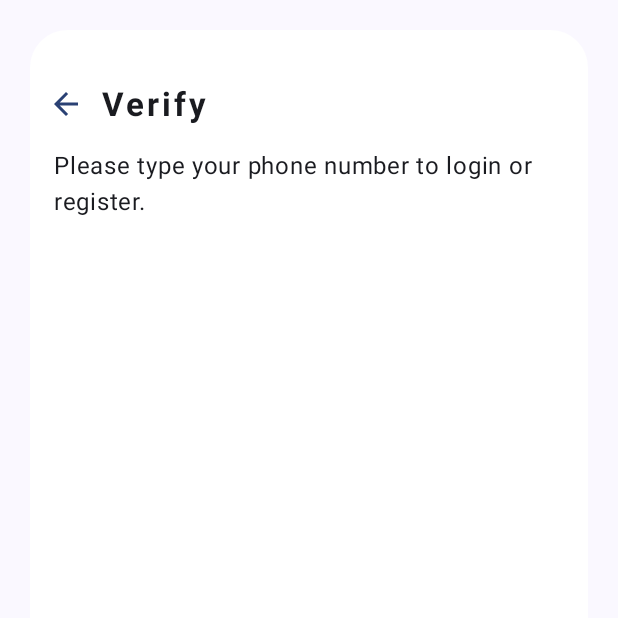
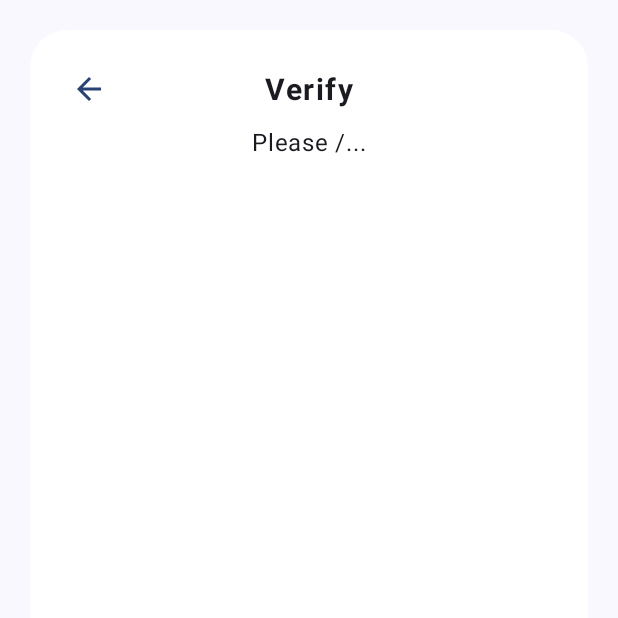
Before and after one commit to MarekRudzki/Shelfie, an Android app built with Jetpack Compose: the composable VerifyBox shown on its own in the app's theme, on a phone screen of 412 x 824 dp, the top half of it. Run offline under Robolectric (Android 15) with nearby library versions, the light colour scheme and no system bars.

```diff
--- a/app/src/main/java/rudzki/marek/shelfie/login/LoginScreen.kt
+++ b/app/src/main/java/rudzki/marek/shelfie/login/LoginScreen.kt
@@ -24,7 +24,7 @@ fun LoginScreen(innerPaddingValues: PaddingValues) {
             .padding(bottom = innerPaddingValues.calculateBottomPadding())
             .background(color = MaterialTheme.colorScheme.background)
     ) {
-        ImageWithSlogan()
+//        ImageWithSlogan() //TODO
         if (loginBoxDisplayed == 0) LoginBox(//TODO animated visibility
             onLoginBoxChanged = { loginBoxDisplayed = it}
         )
--- a/app/src/main/java/rudzki/marek/shelfie/login/widgets/VerifyBox.kt
+++ b/app/src/main/java/rudzki/marek/shelfie/login/widgets/VerifyBox.kt
@@ -29,6 +29,7 @@ import androidx.compose.ui.text.TextStyle
 import androidx.compose.ui.text.font.FontWeight
 import androidx.compose.ui.unit.dp
 import androidx.compose.ui.unit.sp
+import rudzki.marek.shelfie.shared.TopBarWithBackButton
 
 @Composable
 fun VerifyBox(
@@ -44,39 +45,17 @@ fun VerifyBox(
         Column(
             modifier = Modifier.fillMaxSize()
         ) {
-            Row (
-                modifier = Modifier
-                    .fillMaxWidth()
-                    .padding(top = 25.dp, bottom = 5.dp),
-                verticalAlignment = Alignment.CenterVertically
-            ) {
-                IconButton(
-                    onClick = {
-                        onLoginBoxChanged(0)
-                    }
-                ) {
-                    Icon(
-                        imageVector = Icons.AutoMirrored.Default.ArrowBack,
-                        tint = MaterialTheme.colorScheme.primary,
-                        contentDescription = "Back button"
-                    )
+            TopBarWithBackButton(
+                title = "Verify",
+                onBackClick = {
+                    onLoginBoxChanged(0)
                 }
-                Text(
-                    modifier = Modifier
-                        .align(Alignment.CenterVertically),
-                    text = "Verify",
-                    style = TextStyle(
-                        fontSize = 22.sp,
-                        fontWeight = FontWeight.W700,
-                        letterSpacing = 2.sp
-                    )
-                )
-            }
+            )
             Text(
                 modifier = Modifier
                     .padding(horizontal = 16.dp)
                     .align(Alignment.CenterHorizontally),
-                text = "Please type your phone number to login or register."
+                text = "Please /..."
             )
             Spacer(modifier = Modifier.height(12.dp))
         }
--- /dev/null
+++ b/app/src/main/java/rudzki/marek/shelfie/shared/TopBarWithBackButton.kt
@@ -0,0 +1,64 @@
+package rudzki.marek.shelfie.shared
+
+import androidx.compose.foundation.layout.Box
+import androidx.compose.foundation.layout.fillMaxWidth
+import androidx.compose.foundation.layout.height
+import androidx.compose.foundation.layout.padding
+import androidx.compose.foundation.layout.size
+import androidx.compose.material.icons.Icons
+import androidx.compose.material.icons.automirrored.filled.ArrowBack
+import androidx.compose.material3.Icon
+import androidx.compose.material3.IconButton
+import androidx.compose.material3.MaterialTheme
+import androidx.compose.material3.Text
+import androidx.compose.runtime.Composable
+import androidx.compose.ui.Alignment
+import androidx.compose.ui.Modifier
+import androidx.compose.ui.text.TextStyle
+import androidx.compose.ui.text.font.FontWeight
+import androidx.compose.ui.unit.dp
+import androidx.compose.ui.unit.sp
+
+@Composable
+fun TopBarWithBackButton(
+    title: String,
+    showIcon: Boolean = true,
+    onBackClick: () -> Unit = {},
+) {
+    Box(
+        modifier = Modifier
+            .fillMaxWidth()
+            .padding(top = 15.dp, start = 15.dp, end = 15.dp)
+            .height(48.dp)
+    ) {
+        if (showIcon) {
+            IconButton(
+                onClick = onBackClick,
+                modifier = Modifier.align(Alignment.CenterStart)
+            ) {
+                Icon(
+                    imageVector = Icons.AutoMirrored.Filled.ArrowBack,
+                    contentDescription = "Back",
+                    tint = MaterialTheme.colorScheme.primary
+                )
+            }
+        } else {
+            Box(
+                modifier = Modifier
+                    .size(48.dp)
+                    .align(Alignment.CenterStart)
+            )
+        }
+
+        Text(
+            text = title,
+            style = TextStyle(
+                fontSize = 20.sp,
+                fontWeight = FontWeight.Bold,
+                letterSpacing = 1.sp,
+                color = MaterialTheme.colorScheme.onBackground
+            ),
+            modifier = Modifier.align(Alignment.Center)
+        )
+    }
+}
```
Also changed, not shown: app/src/main/java/rudzki/marek/shelfie/login/widgets/LoginBox.kt (+98 -17 lines), app/src/main/java/rudzki/marek/shelfie/login/widgets/PhoneNumberInput.kt (+15 -8 lines).
